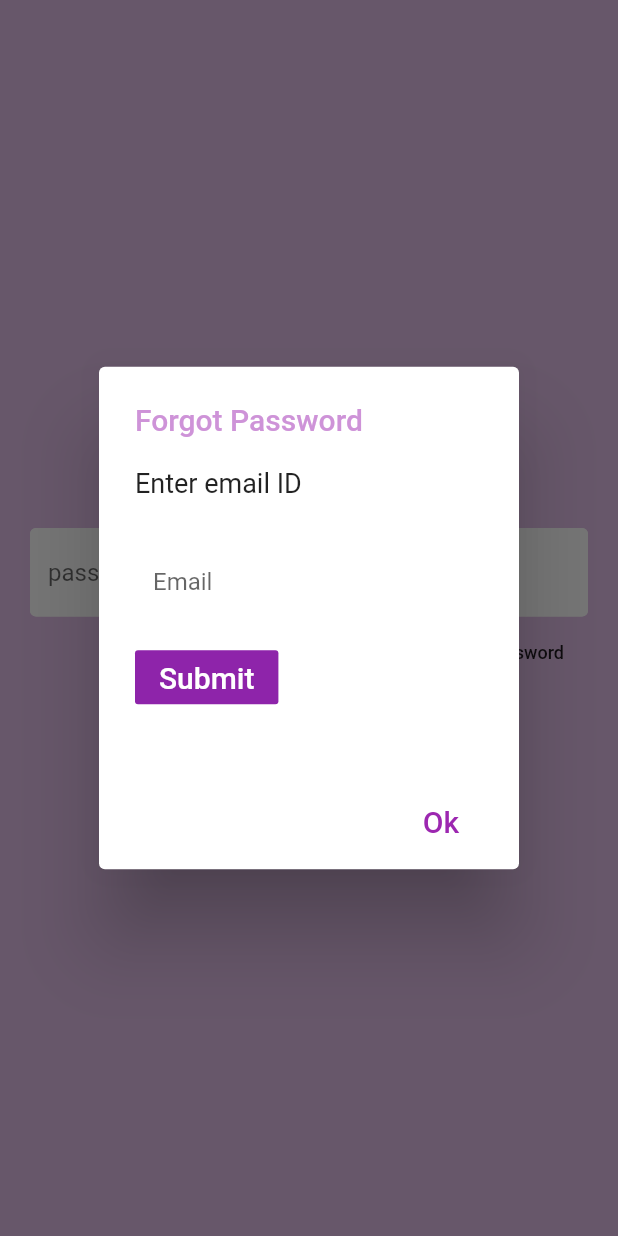
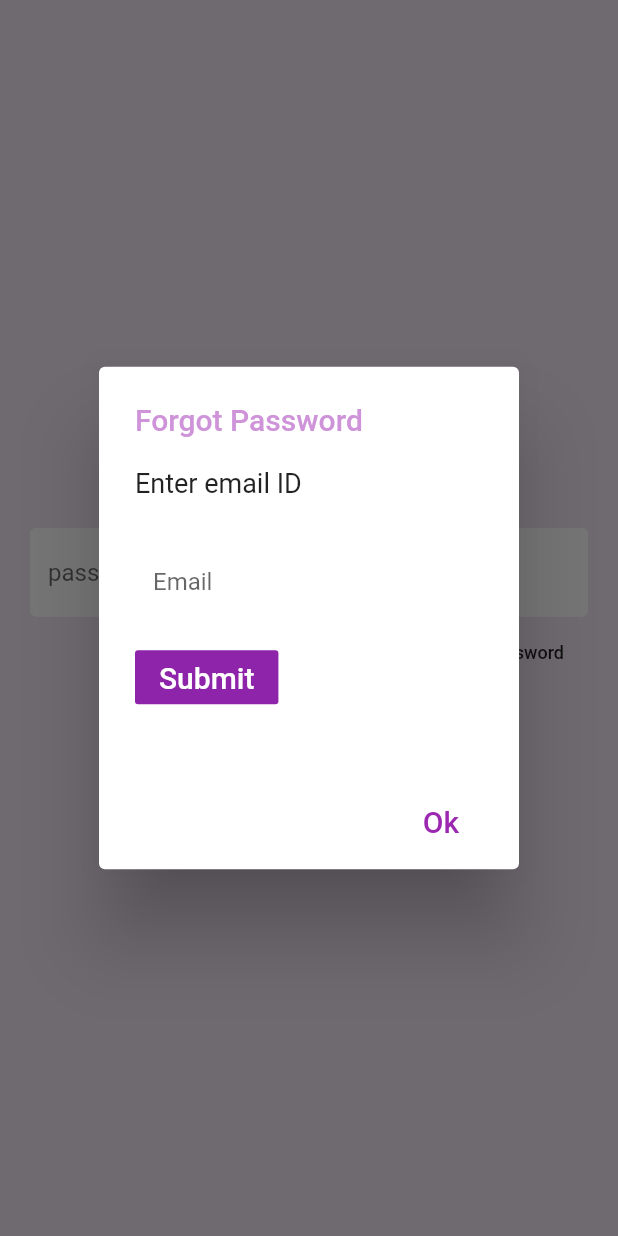
Before and after one commit to AkwGaniu/phoneTheft, a Flutter app: the ValidateUser screen opened directly, after a tap on "Forgot Password", on a phone screen of 412 x 824 dp. Run offline on Flutter 3.47's test engine with Material 2 defaults, Android fonts, the light colour scheme and no system bars; our stand-ins replace audioplayers, battery, camera, firebase_auth, flutter_spinkit, sensors; missing offline and left inert: backendless_sdk; accounts and stored records are empty.

Commit message:
RECENT UPDATE

```diff
--- a/lib/pages/auth/register.dart
+++ b/lib/pages/auth/register.dart
@@ -24,7 +24,7 @@ class _RegisterState extends State<Register> {
   @override
   Widget build(BuildContext context) {
     return loading ? Spin() : Scaffold(
-      backgroundColor: Colors.purple[100],
+      backgroundColor: Colors.purple[50],
       appBar: AppBar(
         backgroundColor: Colors.purple[400],
         title: Text('Sign Up to Phone Police'),
--- a/lib/pages/auth/sign_in.dart
+++ b/lib/pages/auth/sign_in.dart
@@ -24,7 +24,7 @@ class _SignInState extends State<SignIn> {
   @override
   Widget build(BuildContext context) {
     return loading ? Spin() : Scaffold(
-      backgroundColor: Colors.purple[100],
+      backgroundColor: Colors.purple[50],
       appBar: AppBar(
         backgroundColor: Colors.purple[400],
         title: Text('Sign In to Phone Police'),
--- a/lib/pages/auth/validate_user.dart
+++ b/lib/pages/auth/validate_user.dart
@@ -1,3 +1,5 @@
+import 'dart:async';
+
 import 'package:flutter/material.dart';
 import 'dart:io';
 import 'package:phonetheft/services/auth.dart';
@@ -60,9 +62,8 @@ class _ValidateUserState extends State<ValidateUser> {
     Future<String> file = Backendless.files.upload(imageFilePath, "/images");
     return file;
   }
-    void _catchTheThief  (email) async {
+  void _catchTheThief  (email) async {
     File path = await _snapPicture();
-    print({'dfdfdjkjkfdkfdkfdf': path});
     setState(() {
       _theftDetected = false;
       imageFilePath = path;
@@ -79,9 +80,10 @@ class _ValidateUserState extends State<ValidateUser> {
     super.initState();
     _initializeCamera();
     Backendless.initApp(APPLICATION_ID, ANDROID_API_KEY, IOS_API_KEY);
-    String email = currentuser.email;
-    print({"jbbnbbj":isCameraReady});
-    _catchTheThief(email);
+    Timer(Duration(seconds: 3), () {
+      String email = currentuser.email;
+      _catchTheThief(email);
+    });
   }
   void didChangeAppLifecycleState(AppLifecycleState state) {
     if (state == AppLifecycleState.resumed) {
@@ -139,7 +141,7 @@ class _ValidateUserState extends State<ValidateUser> {
       }
     );
     return _loading ? Spin() : Scaffold(
-      backgroundColor: Colors.purple[100],
+      backgroundColor: Colors.purple[50],
       body: _theftDetected ? Column(
         children: [
         FutureBuilder<void>(
@@ -189,6 +191,7 @@ class _ValidateUserState extends State<ValidateUser> {
               ),
               SizedBox(height: 20.0),
               TextFormField(
+                obscureText: true,
                 decoration: inputFieldDecoration.copyWith(hintText: 'password'),
                 validator: (val) => val.isEmpty ? 'Please provide your password' : null,
                 onChanged: (val) {
--- a/lib/pages/home/settings.dart
+++ b/lib/pages/home/settings.dart
@@ -217,7 +217,7 @@ class _SettingsState extends State<Settings> {
                 ),
                 onTap: (){
                   String title = 'Questions and Answers';
-                  double height = 250.0;
+                  double height = 350.0;
                   showDialog(
                     context: context,
                     builder: (_) {
--- a/lib/services/alert.dart
+++ b/lib/services/alert.dart
@@ -287,23 +287,6 @@ class _SettingsDialogState extends State<SettingsDialog> {
                   )
               ),
             ),
-            // Divider(
-            //   color: Colors.grey[400],
-            // ),
-            // Text(
-            //   'How does charging detection mode work?',
-            //   style: textStyle,
-            // ),
-            // Container(
-            //   padding: EdgeInsets.symmetric(vertical:10.0, horizontal: 15.0),
-            //   child: Text(
-            //       'If the device is unplugged from power source, then theft detection process will be triggered.',
-            //       style: TextStyle(
-            //         color: Colors.purple[200],
-            //         fontSize: 12.0
-            //       )
-            //   ),
-            // ),
             Divider(
               color: Colors.grey[400],
             ),
@@ -324,6 +307,40 @@ class _SettingsDialogState extends State<SettingsDialog> {
             Divider(
               color: Colors.grey[400],
             ),
+            Text(
+              'How do I know the suspect?',
+              style: textStyle,
+            ),
+            Container(
+              padding: EdgeInsets.symmetric(vertical:10.0, horizontal: 15.0),
+              child: Text(
+                  'Once the system identifies a suspect, a mail with the suspect\'s picture will be sent to your registered email address.',
+                  style: TextStyle(
+                    color: Colors.purple[200],
+                    fontSize: 12.0
+                  )
+              ),
+            ),
+            Divider(
+              color: Colors.grey[400],
+            ),
+            // Text(
+            //   'How does charging detection mode work?',
+            //   style: textStyle,
+            // ),
+            // Container(
+            //   padding: EdgeInsets.symmetric(vertical:10.0, horizontal: 15.0),
+            //   child: Text(
+            //       'If the device is unplugged from power source, then theft detection process will be triggered.',
+            //       style: TextStyle(
+            //         color: Colors.purple[200],
+            //         fontSize: 12.0
+            //       )
+            //   ),
+            // ),
+            // Divider(
+            //   color: Colors.grey[400],
+            // ),
           ],
         );
 
--- a/lib/shared/spinner.dart
+++ b/lib/shared/spinner.dart
@@ -5,7 +5,7 @@ class Spin extends StatelessWidget {
   @override
   Widget build(BuildContext context) {
     return Container(
-      color: Colors.purple[100],
+      color: Colors.purple[50],
       child: Center(
         child: SpinKitRing(
           color: Colors.white,
```
Also changed, not shown: lib/pages/home/home.dart (+47 -23 lines), 3 other files.
